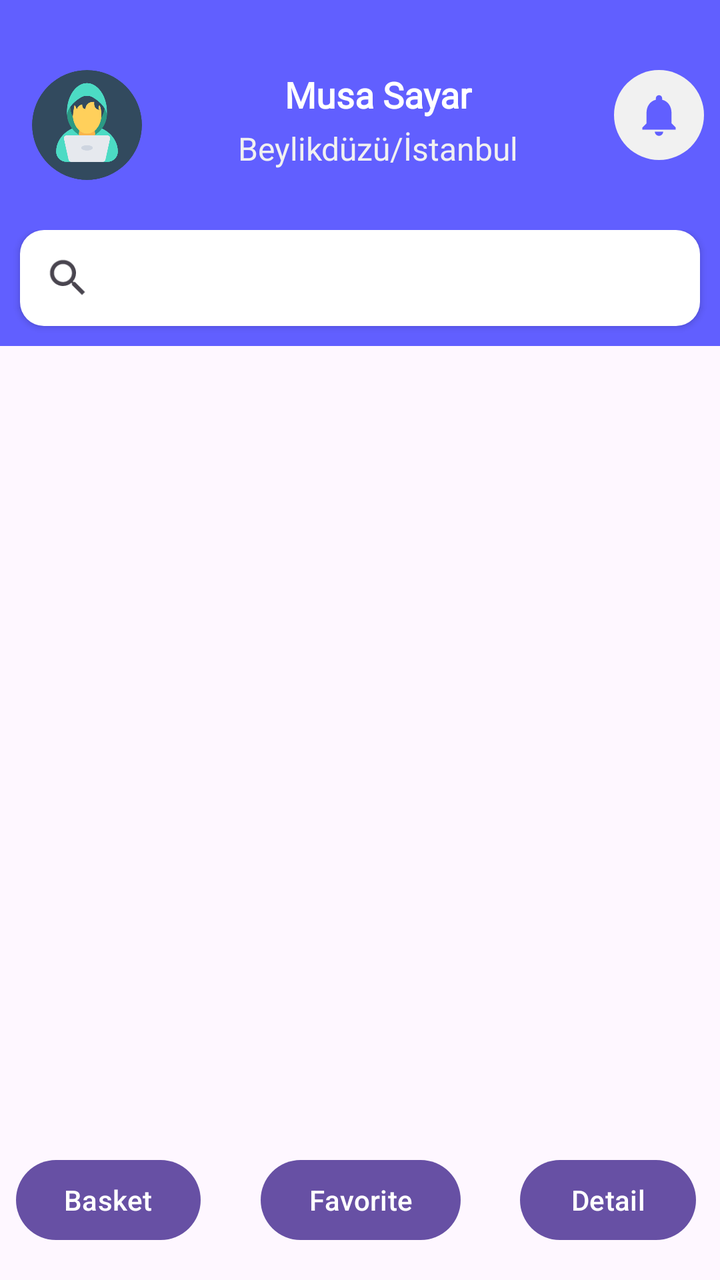
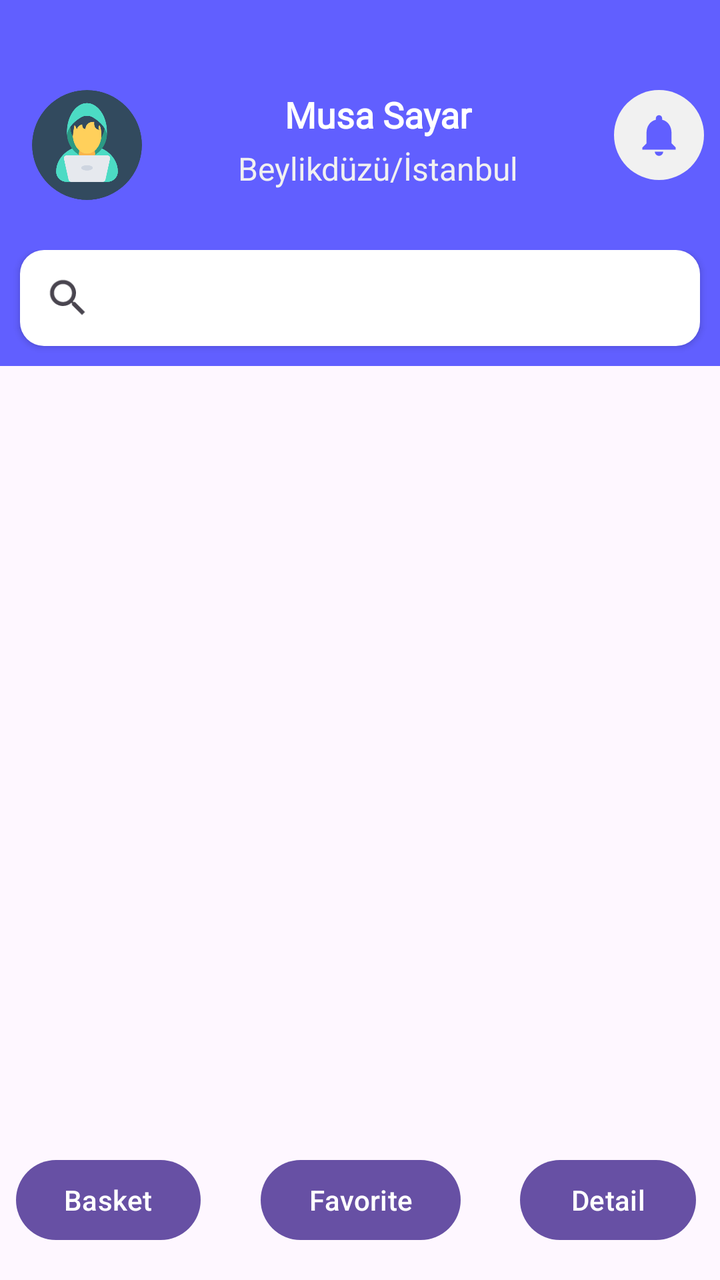

The first picture is an Android layout as it rendered before a commit; the second is the same layout after the commit. The layout source and the unified diff follow.
<!-- AndroidManifest.xml: application theme Theme.ECommerceProject -->
<!-- res/layout/main_screen.xml -->
<?xml version="1.0" encoding="utf-8"?>
<androidx.constraintlayout.widget.ConstraintLayout xmlns:android="http://schemas.android.com/apk/res/android"
    xmlns:app="http://schemas.android.com/apk/res-auto"
    xmlns:tools="http://schemas.android.com/tools"
    android:layout_width="match_parent"
    android:layout_height="match_parent"
    tools:context=".ui.screens.MainScreen">


    <androidx.appcompat.widget.Toolbar
        android:id="@+id/toolbar"
        android:layout_width="match_parent"
        android:layout_height="wrap_content"
        android:background="@color/indigo"
        android:minHeight="?attr/actionBarSize"

        android:theme="?attr/actionBarTheme"
        app:layout_constraintEnd_toEndOf="parent"
        app:layout_constraintHorizontal_bias="0.0"
        app:layout_constraintStart_toStartOf="parent"

        android:paddingBottom="25dp"
        android:paddingHorizontal="20dp"
        app:layout_constraintTop_toTopOf="parent">

        <androidx.constraintlayout.widget.ConstraintLayout
            android:layout_width="match_parent"
            android:layout_height="wrap_content"
            android:paddingTop="35dp"

            >

            <com.google.android.material.imageview.ShapeableImageView
                android:id="@+id/imageView2"
                android:layout_width="55dp"
                android:layout_height="55dp"
                android:scaleType="centerCrop"
                app:srcCompat="@drawable/person"
                app:layout_constraintBottom_toBottomOf="parent"
                app:layout_constraintStart_toStartOf="parent"
                app:layout_constraintTop_toTopOf="parent"
                app:shapeAppearanceOverlay="@style/roundedImage"
                 />

            <TextView
                android:id="@+id/textView2"
                android:layout_width="wrap_content"
                android:layout_height="wrap_content"
                android:layout_gravity="center"

                android:fontFamily="@font/montserrat_bold"
                android:text="Musa Sayar"
                android:textColor="@color/white"
                android:textFontWeight="700"
                android:textSize="18sp"
                app:layout_constraintEnd_toStartOf="@+id/imageView4"
                app:layout_constraintStart_toEndOf="@+id/imageView2"
                app:layout_constraintTop_toTopOf="parent" />

            <TextView
                android:id="@+id/textView3"
                android:layout_width="wrap_content"
                android:layout_height="wrap_content"
                android:layout_marginTop="4dp"
                android:fontFamily="@font/montserrat_regular"
                android:text="Beylikdüzü/İstanbul"
                android:textAlignment="center"
                android:textColor="@color/gray50"
                android:textSize="16sp"
                app:layout_constraintEnd_toStartOf="@+id/imageView4"
                app:layout_constraintStart_toEndOf="@+id/imageView2"
                app:layout_constraintTop_toBottomOf="@+id/textView2" />

            <ImageView
                android:id="@+id/imageView4"
                android:layout_width="45dp"
                android:layout_height="45dp"
                android:layout_marginEnd="8dp"
                android:background="@drawable/rounded_gray_bg"
                android:padding="10dp"
                app:layout_constraintEnd_toEndOf="parent"
                app:layout_constraintTop_toTopOf="parent"
                app:srcCompat="@drawable/notification" />
        </androidx.constraintlayout.widget.ConstraintLayout>



    </androidx.appcompat.widget.Toolbar>

    <LinearLayout
        android:id="@+id/linearLayout3"
        android:layout_width="match_parent"
        android:layout_height="wrap_content"
        app:layout_constraintEnd_toEndOf="parent"
        app:layout_constraintStart_toStartOf="parent"
        app:layout_constraintTop_toBottomOf="@+id/toolbar"
        android:background="@color/indigo"
        >

        <SearchView
            android:id="@+id/searchView"
            android:layout_width="match_parent"
            android:layout_height="wrap_content"
            android:layout_marginHorizontal="10dp"
            android:layout_marginBottom="10dp"

            android:background="@drawable/search_corner_bg"

            android:elevation="2dp"
            android:queryHint="Search"
            app:layout_constraintBottom_toTopOf="@+id/recyclerViewToDo"
            app:layout_constraintEnd_toEndOf="parent"
            app:layout_constraintHorizontal_bias="0.0"
            app:layout_constraintStart_toStartOf="parent"
            app:layout_constraintTop_toBottomOf="@+id/toolbar" />

    </LinearLayout>

    <androidx.recyclerview.widget.RecyclerView
        android:id="@+id/recyclerProductList"
        android:layout_width="match_parent"
        android:layout_height="wrap_content"

        app:layout_constraintTop_toBottomOf="@+id/linearLayout3"
        tools:layout_editor_absoluteX="34dp" />

    <Button
        android:id="@+id/producDetailBtn"
        android:layout_width="wrap_content"
        android:layout_height="wrap_content"
        android:layout_marginVertical="16dp"
        android:layout_marginHorizontal="12dp"
        android:text="Detail"
        app:layout_constraintBottom_toBottomOf="parent"
        app:layout_constraintEnd_toEndOf="parent" />

    <Button
        android:id="@+id/productBasket"
        android:layout_width="wrap_content"
        android:layout_height="wrap_content"
        android:layout_marginStart="8dp"
        android:text="Basket"
        app:layout_constraintStart_toStartOf="parent"
        app:layout_constraintTop_toTopOf="@+id/producDetailBtn" />

    <Button
        android:id="@+id/favoriteBtn"
        android:layout_width="wrap_content"
        android:layout_height="wrap_content"
        android:text="Favorite"
        app:layout_constraintEnd_toStartOf="@+id/producDetailBtn"
        app:layout_constraintStart_toEndOf="@+id/productBasket"
        app:layout_constraintTop_toTopOf="@+id/productBasket" />


</androidx.constraintlayout.widget.ConstraintLayout>
<!-- resources referenced by this layout -->
<resources>
  <color name="gray50">#f1f1f1</color>
  <color name="indigo">#615FFF</color>
  <color name="white">#FFFFFFFF</color>
  <!-- drawable notification (drawable) -->
  <vector xmlns:android="http://schemas.android.com/apk/res/android" android:height="24dp" android:tint="#615FFF" android:viewportHeight="24" android:viewportWidth="24" android:width="24dp">
        
      <path android:fillColor="@android:color/white" android:pathData="M12,22c1.1,0 2,-0.9 2,-2h-4c0,1.1 0.89,2 2,2zM18,16v-5c0,-3.07 -1.64,-5.64 -4.5,-6.32L13.5,4c0,-0.83 -0.67,-1.5 -1.5,-1.5s-1.5,0.67 -1.5,1.5v0.68C7.63,5.36 6,7.92 6,11v5l-2,2v1h16v-1l-2,-2z"/>
      
  </vector>
  <!-- drawable person: png bitmap (drawable, 21466 bytes) -->
  <!-- drawable rounded_gray_bg (drawable) -->
  <?xml version="1.0" encoding="utf-8"?>
  <selector xmlns:android="http://schemas.android.com/apk/res/android">
  <item>
      <shape xmlns:android="http://schemas.android.com/apk/res/android"
          android:shape="rectangle">
          <solid android:color="@color/gray50" /> 
          <corners android:radius="25dp" /> 
      </shape>
  
  </item>
  </selector>
  <!-- drawable search_corner_bg (drawable) -->
  <?xml version="1.0" encoding="utf-8"?>
  <selector xmlns:android="http://schemas.android.com/apk/res/android">
      <item >
          <shape android:shape="rectangle">
              <solid android:color="@color/white"/>
              <corners android:radius="12dp"/>
          </shape>
      </item>
  </selector>
  <style name="roundedImage" parent="">
          <item name="cornerFamily">rounded</item>
          <item name="cornerSize">50%</item>
      </style>
  <style name="Theme.ECommerceProject" parent="Base.Theme.ECommerceProject" />
  <style name="Base.Theme.ECommerceProject" parent="Theme.Material3.DayNight.NoActionBar">
          
          
      </style>
</resources>

<!-- the commit's change to res/layout/main_screen.xml (unified diff, before → after) -->
@@ -26,7 +26,7 @@
         <androidx.constraintlayout.widget.ConstraintLayout
             android:layout_width="match_parent"
             android:layout_height="wrap_content"
-            android:paddingTop="35dp"
+            android:paddingTop="45dp"
 
             >
 
@@ -98,14 +98,14 @@
         >
 
         <SearchView
-            android:id="@+id/searchView"
+            android:id="@+id/searchText"
             android:layout_width="match_parent"
             android:layout_height="wrap_content"
             android:layout_marginHorizontal="10dp"
             android:layout_marginBottom="10dp"
 
+
             android:background="@drawable/search_corner_bg"
-
             android:elevation="2dp"
             android:queryHint="Search"
             app:layout_constraintBottom_toTopOf="@+id/recyclerViewToDo"
@@ -122,7 +122,9 @@
         android:layout_height="wrap_content"
 
         app:layout_constraintTop_toBottomOf="@+id/linearLayout3"
-        tools:layout_editor_absoluteX="34dp" />
+        tools:layout_editor_absoluteX="34dp"
+        android:layout_marginBottom="20dp"
+        />
 
     <Button
         android:id="@+id/producDetailBtn"
